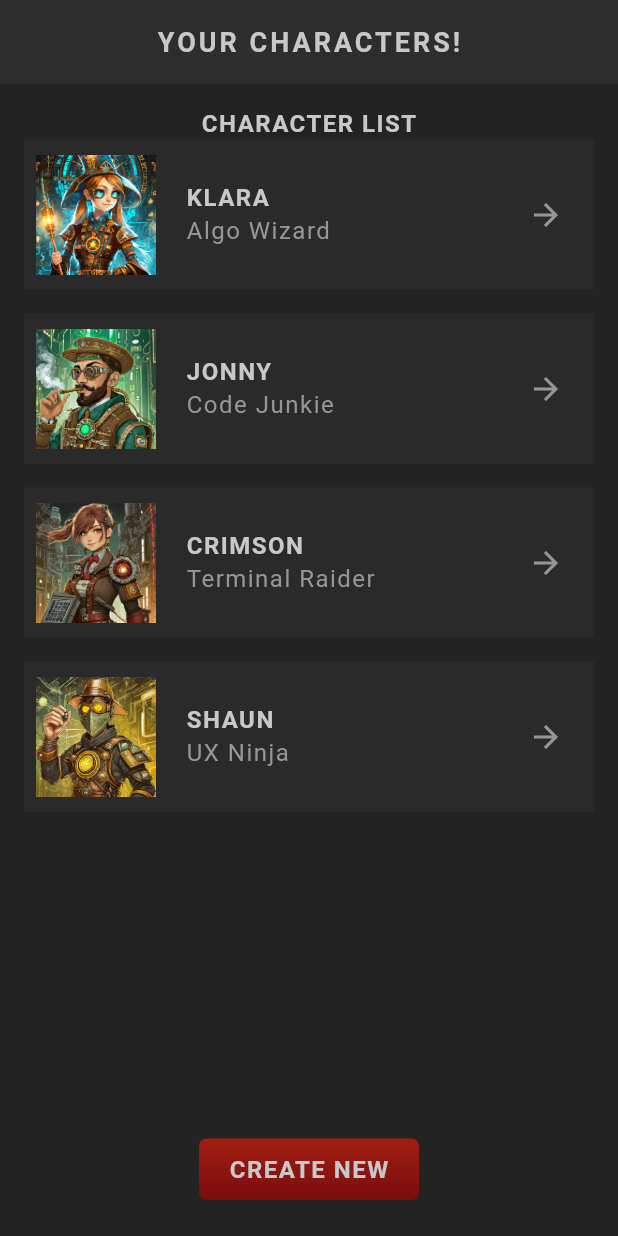
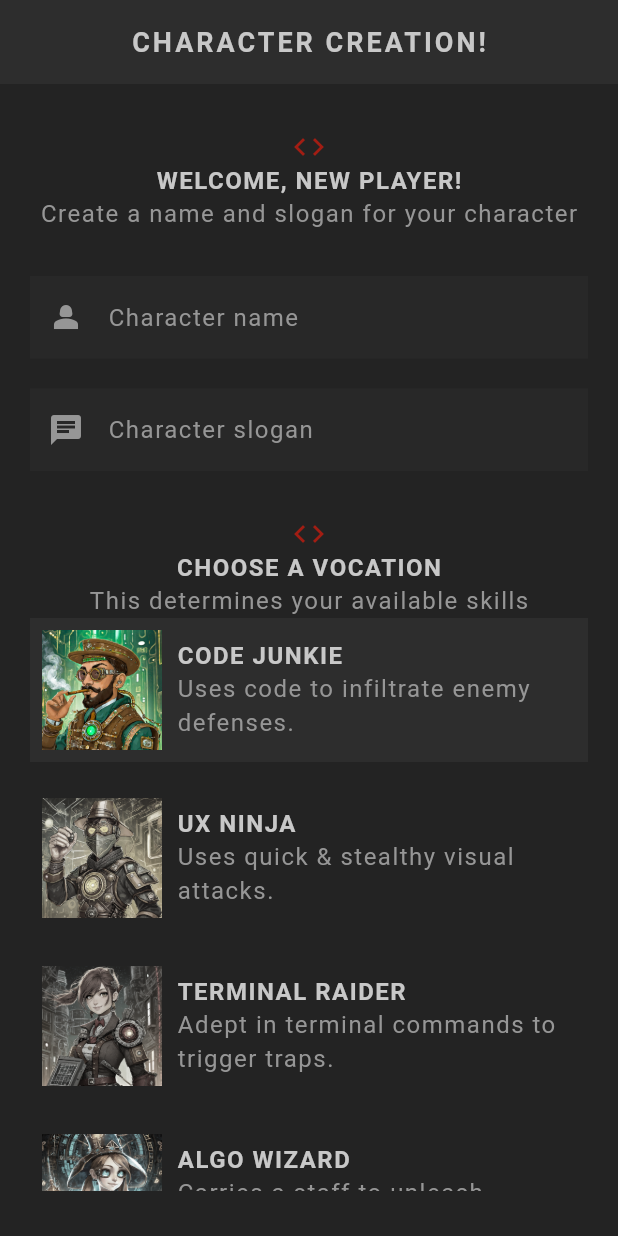
Before and after one commit to VadymNovoselskyi/flutter-course, a Flutter app: the screen it shows after launch, on a phone screen of 412 x 824 dp. Run offline on Flutter 3.47's test engine with Material 3 defaults, Android fonts, the phone set to English and light mode, and no system bars; our stand-ins replace google_fonts; Roboto replaces fonts that are missing (Kanit).

Commit message:
add character creation screen

```diff
--- a/02-flutter-rpg/lib/main.dart
+++ b/02-flutter-rpg/lib/main.dart
@@ -1,6 +1,7 @@
 import 'package:flutter/material.dart';
 
 import 'package:flutter_rpg/theme.dart';
+import 'package:flutter_rpg/screens/create/create.dart';
 import 'package:flutter_rpg/screens/home/home.dart';
 
 void main() {
@@ -12,6 +13,7 @@ class FlutterRpgApp extends StatelessWidget {
 
   @override
   Widget build(BuildContext context) {
-    return MaterialApp(theme: primaryTheme, home: const Home());
+    // return MaterialApp(theme: primaryTheme, home: const Home());
+    return MaterialApp(theme: primaryTheme, home: const Create());
   }
 }
--- /dev/null
+++ b/02-flutter-rpg/lib/screens/create/create.dart
@@ -0,0 +1,148 @@
+import 'package:flutter_rpg/models/character.dart';
+import 'package:google_fonts/google_fonts.dart';
+import 'package:uuid/uuid.dart';
+import 'package:flutter/material.dart';
+
+import 'package:flutter_rpg/models/vocation.dart';
+import 'package:flutter_rpg/screens/create/vocation_card.dart';
+
+import 'package:flutter_rpg/shared_ui/styled_button.dart';
+import 'package:flutter_rpg/shared_ui/styled_text.dart';
+import 'package:flutter_rpg/theme.dart';
+
+var uuid = const Uuid();
+
+class Create extends StatefulWidget {
+  const new({super.key});
+
+  @override
+  State<Create> createState() => _CreateState();
+}
+
+class _CreateState extends State<Create> {
+  final _nameController = TextEditingController();
+  final _sloganController = TextEditingController();
+
+  @override
+  void dispose() {
+    _nameController.dispose();
+    _sloganController.dispose();
+    super.dispose();
+  }
+
+  Vocation selectedVocation = Vocation.junkie;
+  void updateVocation(Vocation vocation) {
+    setState(() {
+      selectedVocation = vocation;
+    });
+  }
+
+  void handleSubmit() {
+    if (_nameController.text.trim().isEmpty) {
+      return;
+    }
+    if (_sloganController.text.trim().isEmpty) {
+      return;
+    }
+
+    characters.add(
+      Character(
+        id: uuid.v4(),
+        name: _nameController.text.trim(),
+        slogan: _sloganController.text.trim(),
+        vocation: selectedVocation,
+      ),
+    );
+  }
+
+  @override
+  Widget build(BuildContext context) {
+    return Scaffold(
+      appBar: AppBar(title: const StyledTitle("Character creation!")),
+      body: Container(
+        padding: const EdgeInsets.symmetric(vertical: 30, horizontal: 20),
+        child: SingleChildScrollView(
+          child: Column(
+            children: [
+              Center(child: Icon(Icons.code, color: AppColors.primaryColor)),
+              Center(child: const StyledHeading("Welcome, new player!")),
+              Center(
+                child: const StyledText(
+                  "Create a name and slogan for your character",
+                ),
+              ),
+              const SizedBox(height: 30),
+
+              TextField(
+                controller: _nameController,
+                style: GoogleFonts.kanit(
+                  textStyle: Theme.of(context).textTheme.bodyMedium,
+                ),
+                cursorColor: AppColors.textColor,
+                decoration: const InputDecoration(
+                  prefixIcon: Icon(Icons.person_2),
+                  label: StyledText("Character name"),
+                ),
+              ),
+
+              const SizedBox(height: 20),
+
+              TextField(
+                controller: _sloganController,
+                style: GoogleFonts.kanit(
+                  textStyle: Theme.of(context).textTheme.bodyMedium,
+                ),
+                cursorColor: AppColors.textColor,
+
+                decoration: const InputDecoration(
+                  prefixIcon: Icon(Icons.chat),
+                  label: StyledText("Character slogan"),
+                ),
+              ),
+              const SizedBox(height: 30),
+
+              Center(child: Icon(Icons.code, color: AppColors.primaryColor)),
+              Center(child: const StyledHeading("Choose a vocation")),
+              Center(
+                child: const StyledText(
+                  "This determines your available skills",
+                ),
+              ),
+              VocationCard(
+                vocation: Vocation.junkie,
+                onTap: updateVocation,
+                selected: selectedVocation == Vocation.junkie,
+              ),
+              VocationCard(
+                vocation: Vocation.ninja,
+                onTap: updateVocation,
+                selected: selectedVocation == Vocation.ninja,
+              ),
+              VocationCard(
+                vocation: Vocation.raider,
+                onTap: updateVocation,
+                selected: selectedVocation == Vocation.raider,
+              ),
+              VocationCard(
+                vocation: Vocation.wizard,
+                onTap: updateVocation,
+                selected: selectedVocation == Vocation.wizard,
+              ),
+
+              const SizedBox(height: 30),
+              Center(child: Icon(Icons.code, color: AppColors.primaryColor)),
+              Center(child: const StyledHeading("Good Luck!")),
+              Center(child: const StyledText("And enjoy the journey...")),
+              Center(
+                child: StyledButton(
+                  onPressed: handleSubmit,
+                  child: const StyledHeading("Create character"),
+                ),
+              ),
+            ],
+          ),
+        ),
+      ),
+    );
+  }
+}
--- /dev/null
+++ b/02-flutter-rpg/lib/screens/create/vocation_card.dart
@@ -0,0 +1,56 @@
+import 'package:flutter/material.dart';
+import 'package:flutter_rpg/models/vocation.dart';
+import 'package:flutter_rpg/shared_ui/styled_text.dart';
+import 'package:flutter_rpg/theme.dart';
+
+class VocationCard extends StatelessWidget {
+  const new({
+    super.key,
+    required this.vocation,
+    required this.onTap,
+    required this.selected,
+  });
+
+  final Vocation vocation;
+  final void Function(Vocation) onTap;
+  final bool selected;
+
+  @override
+  Widget build(BuildContext context) {
+    return GestureDetector(
+      onTap: () {
+        onTap(vocation);
+      },
+      child: Card(
+        color: selected ? AppColors.secondaryColor : Colors.transparent,
+        child: Padding(
+          padding: const EdgeInsets.all(8),
+          child: Row(
+            children: [
+              Image.asset(
+                'assets/vocations/${vocation.image}',
+                width: 80,
+                colorBlendMode: BlendMode.color,
+                color: selected
+                    ? Colors.transparent
+                    : Colors.black.withValues(alpha: 0.8),
+              ),
+
+              const SizedBox(width: 10),
+
+              Expanded(
+                child: Column(
+                  crossAxisAlignment: CrossAxisAlignment.start,
+                  children: [
+                    StyledHeading(vocation.title),
+                    StyledText(vocation.description),
+                  ],
+                ),
+              ),
+            ],
+          ),
+        ),
+      ),
+    );
+  }
+}
--- a/02-flutter-rpg/lib/theme.dart
+++ b/02-flutter-rpg/lib/theme.dart
@@ -55,4 +55,12 @@ ThemeData primaryTheme = ThemeData(
     shape: const RoundedRectangleBorder(),
     margin: const EdgeInsets.only(bottom: 16),
   ),
+
+  inputDecorationTheme: InputDecorationThemeData(
+    filled: true,
+    fillColor: AppColors.secondaryColor.withValues(alpha: 0.5),
+    border: InputBorder.none,
+    labelStyle: TextStyle(color: AppColors.textColor),
+    prefixIconColor: AppColors.textColor,
+  ),
 );
--- a/02-flutter-rpg/pubspec.yaml
+++ b/02-flutter-rpg/pubspec.yaml
@@ -35,6 +35,7 @@ dependencies:
   # Use with the CupertinoIcons class for iOS style icons.
   cupertino_icons: ^1.0.8
   google_fonts: ^8.2.1
+  uuid: ^4.6.0
 
 dev_dependencies:
   flutter_test:
```
Also changed, not shown: 02-flutter-rpg/pubspec.lock.
